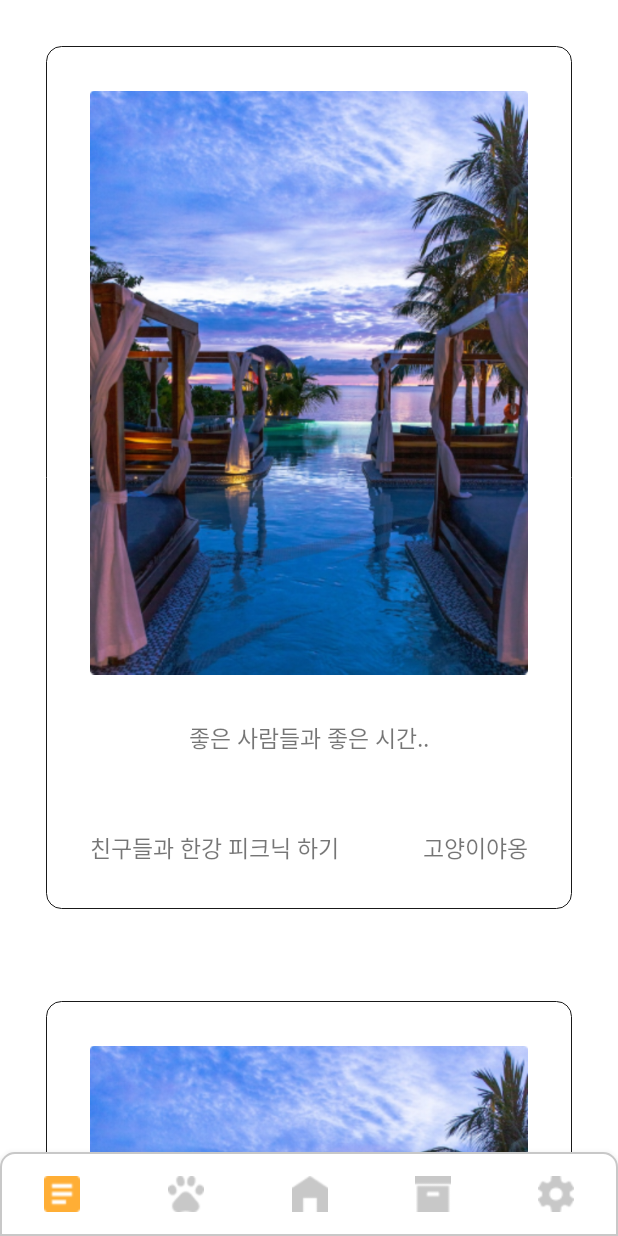
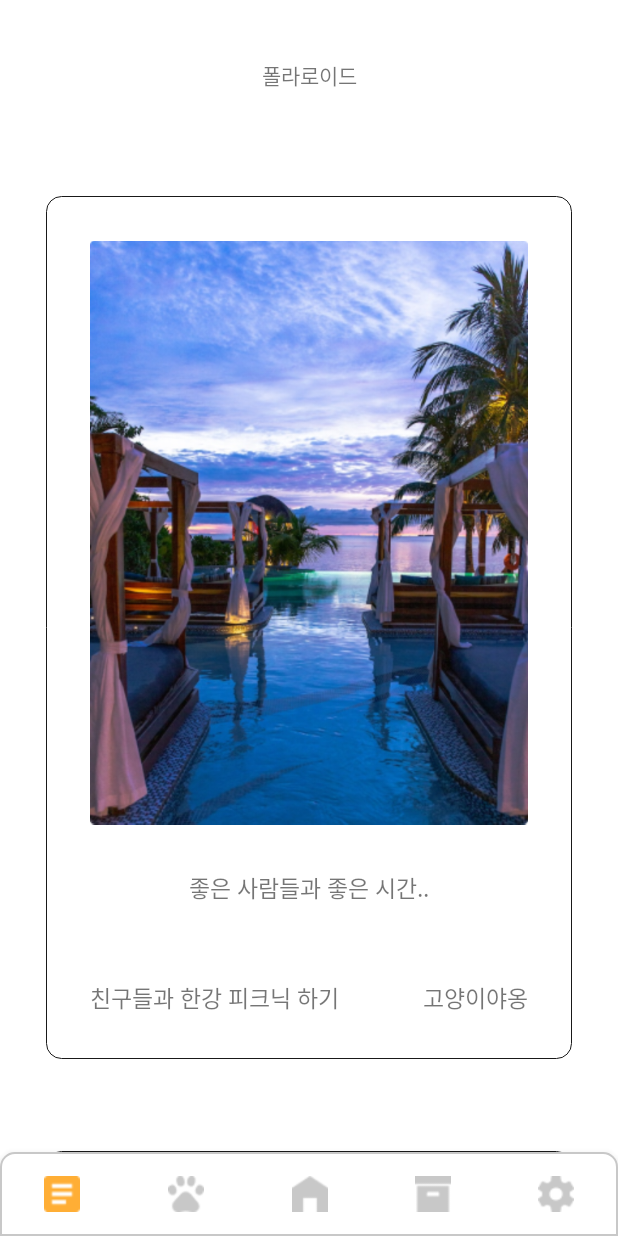
Before and after one commit to kmu-cat/2022-, an Android app: the fragment CertifyingShot placed in its activity, on a phone screen of 412 x 824 dp. Run offline under Robolectric (Android 15) with nearby library versions, the phone set to English and light mode, and no system bars.

Commit message:
[Community] chore. 폴라로이드 수정
- 인증샷 페이지(커뮤니티) Layout 변경(FrameLayout -> LinearLayout)
- RecyclerView의 height 변경(match_parent -> wrap_content)

Co-Authored-By: jangsumi <104475363+jangsumi@users.noreply.github.com>

```diff
--- a/app/src/main/res/layout/fragment_certifying_shot.xml
+++ b/app/src/main/res/layout/fragment_certifying_shot.xml
@@ -1,10 +1,11 @@
 <?xml version="1.0" encoding="utf-8"?>
-<FrameLayout xmlns:android="http://schemas.android.com/apk/res/android"
+<LinearLayout xmlns:android="http://schemas.android.com/apk/res/android"
     xmlns:app="http://schemas.android.com/apk/res-auto"
     xmlns:tools="http://schemas.android.com/tools"
     android:layout_width="match_parent"
     android:layout_height="match_parent"
-    android:orientation="vertical">>
+    android:orientation="vertical" >
+
         <TextView
             android:id="@+id/community_title"
             android:layout_width="match_parent"
@@ -24,4 +25,4 @@
             app:layout_constraintLeft_toLeftOf="parent"
             app:layout_constraintRight_toRightOf="parent"/>
 
-</FrameLayout>
+</LinearLayout>
--- a/app/src/main/res/layout/recyclerview_community.xml
+++ b/app/src/main/res/layout/recyclerview_community.xml
@@ -1,7 +1,7 @@
 <?xml version="1.0" encoding="utf-8"?>
 <LinearLayout xmlns:android="http://schemas.android.com/apk/res/android"
 android:layout_width="match_parent"
-android:layout_height="match_parent"
+android:layout_height="wrap_content"
 android:layout_margin="30dp">
 
 <LinearLayout
```
